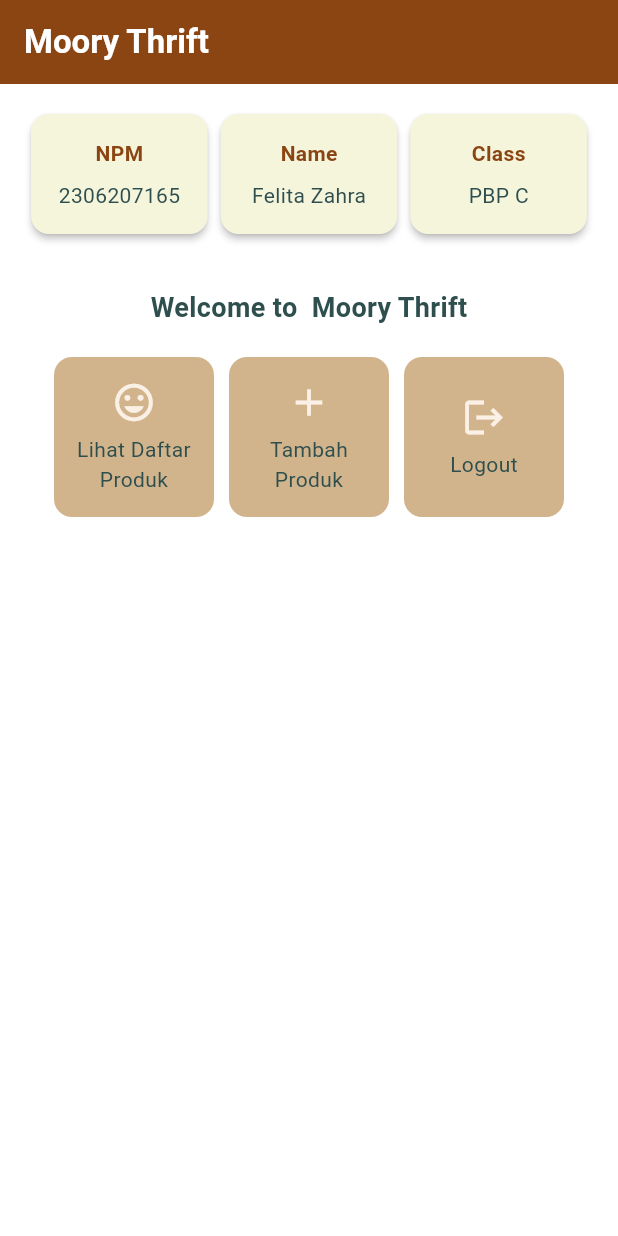
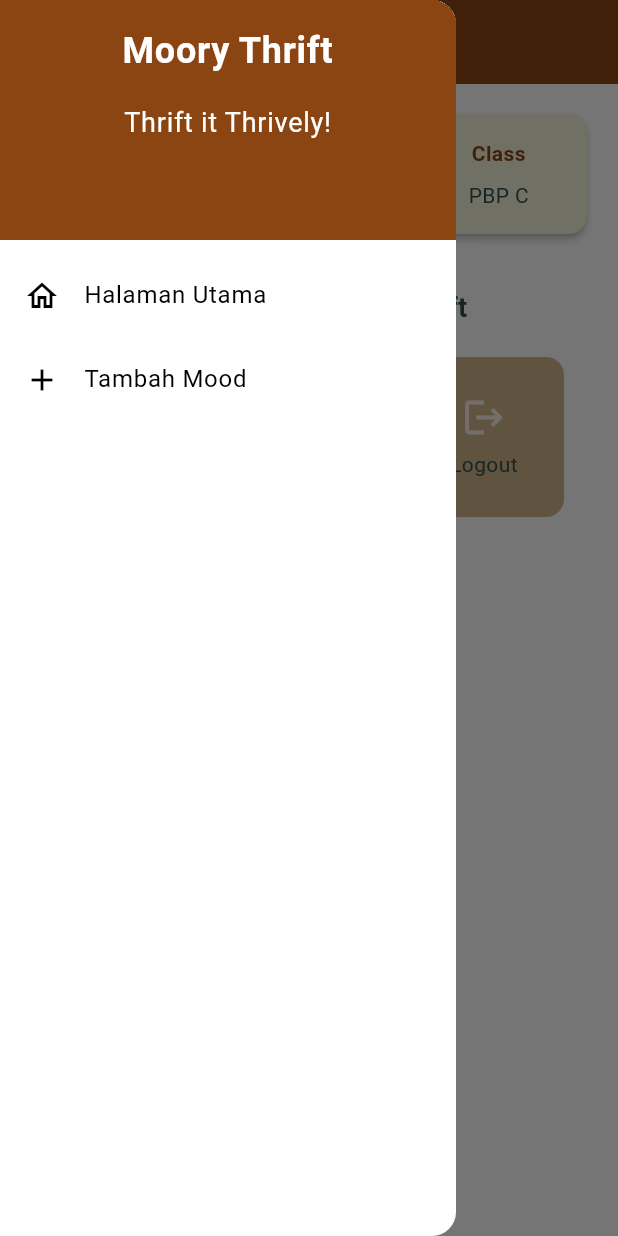
Before and after one commit to felfelita/moory-thrift-mobile, a Flutter app: the screen it shows after launch, with the side drawer open (before the commit the screen has no drawer), on a phone screen of 412 x 824 dp. Run offline on Flutter 3.47's test engine with Material 3 defaults, Android fonts, the phone set to English and light mode, and no system bars.

Commit message:
done coding tugas 8

```diff
--- a/lib/main.dart
+++ b/lib/main.dart
@@ -1,5 +1,6 @@
 import 'package:flutter/material.dart';
-import 'package:moory_thrift/menu.dart';
+import 'package:moory_thrift/screens/menu.dart';
+
 void main() {
   runApp(const MyApp());
 }
@@ -7,30 +8,15 @@
 class MyApp extends StatelessWidget {
   const MyApp({super.key});
 
-  // This widget is the root of your application.
   @override
   Widget build(BuildContext context) {
     return MaterialApp(
       title: 'Flutter Demo',
       theme: ThemeData(
-        // This is the theme of your application.
-        //
-        // TRY THIS: Try running your application with "flutter run". You'll see
-        // the application has a purple toolbar. Then, without quitting the app,
-        // try changing the seedColor in the colorScheme below to Colors.green
-        // and then invoke "hot reload" (save your changes or press the "hot
-        // reload" button in a Flutter-supported IDE, or press "r" if you used
-        // the command line to start the app).
-        //
-        // Notice that the counter didn't reset back to zero; the application
-        // state is not lost during the reload. To reset the state, use hot
-        // restart instead.
-        //
-        // This works for code too, not just values: Most code changes can be
-        // tested with just a hot reload.
-        colorScheme: ColorScheme.fromSwatch(
-        primarySwatch: Colors.deepPurple,
-      ).copyWith(secondary: Colors.deepPurple[400]),
+        colorScheme: ColorScheme.fromSwatch().copyWith(
+          primary: const Color(0xFF8B4513),
+          secondary: const Color(0xFF8B4513),
+        ),
         useMaterial3: true,
       ),
       home: MyHomePage(),
--- a/lib/menu.dart
+++ b/lib/screens/menu.dart
@@ -1,4 +1,7 @@
 import 'package:flutter/material.dart';
+import 'package:moory_thrift/screens/thriftentry_form.dart';
+import 'package:moory_thrift/widgets/left_drawer.dart';
+import 'package:moory_thrift/widgets/card_product.dart';
 
 class MyHomePage extends StatelessWidget {
     MyHomePage({super.key});
@@ -6,7 +9,7 @@ class MyHomePage extends StatelessWidget {
     final String name = 'Felita Zahra'; // Nama
     final String className = 'PBP C'; // Kelas
     final List<ItemHomepage> items = [
-         ItemHomepage("Lihat Daftar Produk", Icons.mood),
+         ItemHomepage("Lihat Daftar Produk", Icons.list),
          ItemHomepage("Tambah Produk", Icons.add),
          ItemHomepage("Logout", Icons.logout),
     ];
@@ -23,8 +26,10 @@ class MyHomePage extends StatelessWidget {
               fontWeight: FontWeight.bold,
             ),
           ),
+          iconTheme: const IconThemeData(color: Colors.white),
           backgroundColor: const Color(0xFF8B4513), // Warna cokelat tanah
         ),
+        drawer: const LeftDrawer(),
         body: Padding(
           padding: const EdgeInsets.all(16.0),
           child: Column(
@@ -134,7 +139,15 @@ class ItemCard extends StatelessWidget {
             ..showSnackBar(
               SnackBar(content: Text("Kamu telah menekan tombol ${item.name}!"))
             );
-        },
+          if (item.name == "Tambah Produk") {
+            Navigator.push(
+                      context,
+                      MaterialPageRoute(
+                        builder: (context) => const ThriftEntryFormPage(),
+                      ),
+                    );
+                  }
+          },
         child: Container(
           padding: const EdgeInsets.all(8),
           child: Center(
--- /dev/null
+++ b/lib/widgets/left_drawer.dart
@@ -0,0 +1,69 @@
+import 'package:flutter/material.dart';
+import 'package:moory_thrift/screens/menu.dart';
+import 'package:moory_thrift/screens/thriftentry_form.dart';
+
+class LeftDrawer extends StatelessWidget {
+  const LeftDrawer({super.key});
+
+  @override
+  Widget build(BuildContext context) {
+    return Drawer(
+      child: ListView(
+        children: [
+          DrawerHeader(
+            decoration: BoxDecoration(
+              color: Theme.of(context).colorScheme.primary,
+            ),
+            child: const Column(
+              children: [
+                Text(
+                  'Moory Thrift',
+                  textAlign: TextAlign.center,
+                  style: TextStyle(
+                    fontSize: 24,
+                    fontWeight: FontWeight.bold,
+                    color: Colors.white,
+                  ),
+                ),
+                Padding(padding: EdgeInsets.all(8)),
+                Text(
+                  "Thrift it Thrively!",
+                  textAlign: TextAlign.center,
+                    style: TextStyle(
+                    fontSize: 18,
+                    color: Colors.white,
+                  ),
+                ),
+              ],
+            ),
+          ),
+
+            ListTile(
+              leading: const Icon(Icons.home_outlined),
+              title: const Text('Halaman Utama'),
+              // Bagian redirection ke MyHomePage
+              onTap: () {
+                Navigator.pushReplacement(
+                    context,
+                    MaterialPageRoute(
+                      builder: (context) => MyHomePage(),
+                    ));
+              },
+            ),
+            ListTile(
+              leading: const Icon(Icons.add),
+              title: const Text('Tambah Mood'),
+              // Bagian redirection ke MoodEntryFormPage
+              onTap: () {
+                Navigator.push(
+                context,
+                MaterialPageRoute(
+                    builder: (context) => const ThriftEntryFormPage(),
+                ));
+            },
+            ),
+        ],
+      ),
+    );
+  }
+}
```
Also changed, not shown: lib/screens/thriftentry_form.dart (added, +188 -0 lines), lib/widgets/card_product.dart (added, +64 -0 lines).
